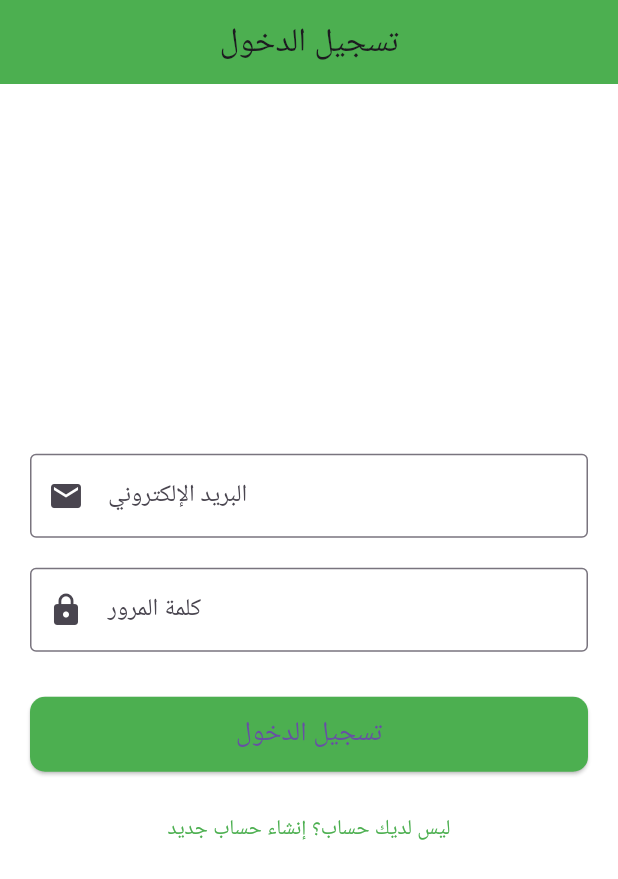
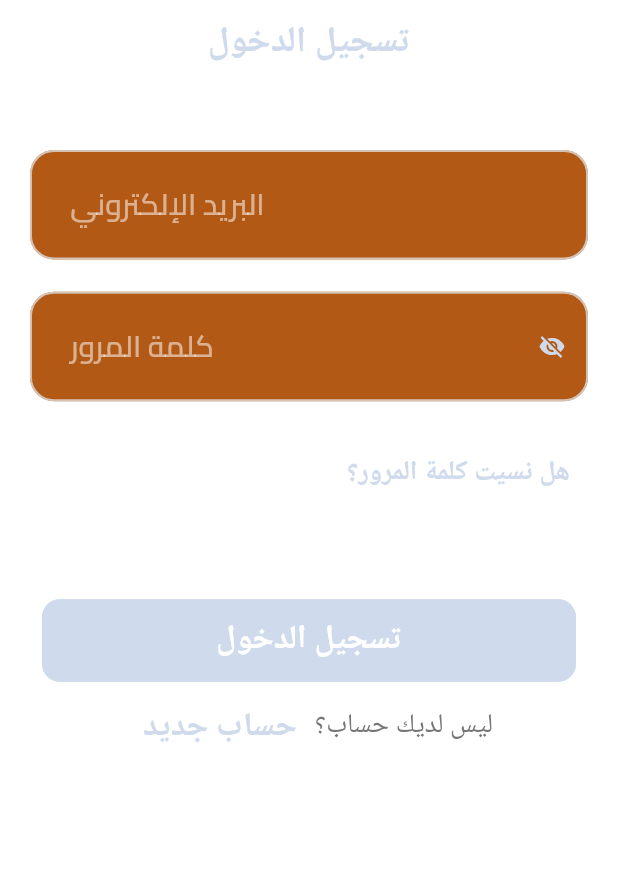
Before and after one commit to AbdElhamidShahin/Hotel-Guide, a Flutter app: the screen it shows after launch, after a tap on "ابدأ الآن", on a phone screen of 412 x 824 dp. Shown: the top 879 px of the screen. Run offline on Flutter 3.47's test engine with Material 3 defaults, Android fonts, the light colour scheme and no system bars; our stand-ins replace awesome_snackbar_content, bloc, firebase_auth, firebase_core, flutter_bloc, flutter_screenutil and 2 more; accounts and stored records are empty.

Commit message:
-added  loginRepos & LoginRepoImpl -added loginCubit & LoginState -added Login Screen -add widget EmailAndPassword -added regex

```diff
--- a/lib/core/di/injection.dart
+++ b/lib/core/di/injection.dart
@@ -1,6 +1,7 @@
 import 'package:firebase_auth/firebase_auth.dart';
 import 'package:get_it/get_it.dart';
-
+import 'package:hotel_guide/features/login/data/repo/login_repostry.dart';
+import '../../features/login/data/repo/login_repoImpl.dart';
 import '../../features/login/logic/cubit/login_cubit.dart';
 
 final getIt = GetIt.instance;
@@ -8,13 +9,9 @@ final getIt = GetIt.instance;
 Future<void> setupGetIt() async {
   getIt.registerLazySingleton<FirebaseAuth>(() => FirebaseAuth.instance);
 
-  ///login
-  getIt.registerFactory<LoginCubit>(() => LoginCubit(getIt<FirebaseAuth>()));
+  getIt.registerLazySingleton<LoginRepostry>(
+    () => AuthRepositoryImpl(getIt<FirebaseAuth>()),
+  );
 
-  ///SignUp
-  // getIt.registerFactory<SignUpCubit>(() => SignUpCubit(getIt<FirebaseAuth>()));
-
-
-
-
+  getIt.registerFactory<LoginCubit>(() => LoginCubit(getIt<LoginRepostry>()));
 }
--- /dev/null
+++ b/lib/core/helpers/widget/custom_button.dart
@@ -0,0 +1,46 @@
+
+import 'package:flutter/material.dart';
+
+class CustomButton extends StatelessWidget {
+  const CustomButton({
+    super.key,
+    this.text,
+    this.onTap,
+    required this.color,
+    required this.color2,
+  });
+
+  final String? text;
+  final VoidCallback? onTap;
+  final Color color;
+  final Color color2;
+
+  @override
+  Widget build(BuildContext context) {
+    return Padding(
+      padding: const EdgeInsets.symmetric(horizontal: 8),
+      child: ElevatedButton(
+        style: ElevatedButton.styleFrom(
+          backgroundColor: color,
+          foregroundColor: Colors.white,
+          elevation: 0,
+          shape: RoundedRectangleBorder(
+            borderRadius: BorderRadius.circular(12.0),
+            side: BorderSide(color: color2),
+          ),
+          minimumSize: const Size(double.infinity, 55),
+          padding: EdgeInsets.zero,
+        ),
+        onPressed: onTap,
+        child: Text(
+          text ?? '',
+          style: const TextStyle(
+              color: Colors.white,
+              fontSize: 22,
+              fontWeight: FontWeight.bold
+          ),
+        ),
+      ),
+    );
+  }
+}
--- /dev/null
+++ b/lib/core/helpers/widget/custom_text_feild.dart
@@ -0,0 +1,81 @@
+import 'package:flutter/material.dart';
+import 'package:flutter_screenutil/flutter_screenutil.dart';
+
+import '../../theme/app_theme.dart';
+import '../../theme/colors.dart';
+
+class AppTextFormFeild extends StatelessWidget {
+  final EdgeInsetsGeometry? contentPadding;
+  final InputBorder? focusedBorder;
+  final InputBorder? enabledBorder;
+  final TextStyle? hintStyle;
+  final TextStyle? inputTextStyle;
+  final String hintText;
+  final bool? isObscureText;
+  final Widget? suffixIcon;
+  final Color? backGroundColor;
+  final TextEditingController? controller;
+  final Function(String?) validator;
+  const AppTextFormFeild({
+    super.key,
+    this.contentPadding,
+    this.focusedBorder,
+    this.enabledBorder,
+    this.hintStyle,
+    required this.hintText,
+    this.isObscureText,
+    this.suffixIcon,
+    this.backGroundColor,
+    this.inputTextStyle,
+    this.controller,
+    required this.validator,
+  });
+
+  @override
+  Widget build(BuildContext context) {
+    return TextFormField(
+      controller: controller,
+      decoration: InputDecoration(
+        isDense: true, //defult pading
+        contentPadding:
+        contentPadding ??
+            EdgeInsets.symmetric(vertical: 18.h, horizontal: 20.w),
+        enabledBorder:
+        enabledBorder ??
+            OutlineInputBorder(
+              borderSide: BorderSide(color: AppColors.gray, width: 1.3),
+              borderRadius: BorderRadius.circular(16),
+            ),
+        focusedBorder:
+        focusedBorder ??
+            OutlineInputBorder(
+              borderSide: BorderSide(color: AppColors.blueSoft, width: 1.3),
+
+              borderRadius: BorderRadius.circular(16),
+            ),
+        errorBorder: OutlineInputBorder(
+          borderSide: const BorderSide(color: Colors.red, width: 1.3),
+          borderRadius: BorderRadius.circular(16),
+        ),
+        focusedErrorBorder: OutlineInputBorder(
+          borderSide: const BorderSide(color: Colors.red, width: 1.3),
+          borderRadius: BorderRadius.circular(16),
+        ),
+        hintStyle:
+        hintStyle ?? textStyle20RegularWhite,
+        hintText: "${hintText}",
+        suffixIcon: suffixIcon,
+        suffixIconColor: AppColors.blueSoft,
+
+        fillColor: backGroundColor ?? AppColors.orangeDark,
+        filled: true,
+      ),
+      obscureText: isObscureText ?? false, //تظهر الكلام كنجوم
+
+      style: textStyle20RegularWhite.copyWith(color: AppColors.gray),
+      validator: (value) {
+        return validator(value);
+      },
+    );
+  }
+}
--- a/lib/core/router/app_router.dart
+++ b/lib/core/router/app_router.dart
@@ -23,7 +23,7 @@ abstract class AppRouter {
         builder: (BuildContext context, GoRouterState state) {
           return BlocProvider(
             create: (BuildContext context) => getIt<LoginCubit>(),
-            child: const LoginScreen(),
+            child:  LoginScreen(),
           );
         },
       ),
--- /dev/null
+++ b/lib/features/login/data/repo/login_repostry.dart
@@ -0,0 +1,5 @@
+import 'package:firebase_auth/firebase_auth.dart';
+
+abstract class LoginRepostry {
+  Future<UserCredential> login(String email, String password);
+}
--- a/lib/features/login/logic/cubit/login_state.dart
+++ b/lib/features/login/logic/cubit/login_state.dart
@@ -1,3 +1,5 @@
+import 'package:firebase_auth/firebase_auth.dart';
+
 abstract class LoginState {}
 
 class LoginInitial extends LoginState {}
@@ -6,10 +8,17 @@ class LoginLoading extends LoginState {}
 
 class LoginSuccess extends LoginState {
   final String message;
+
   LoginSuccess(this.message);
 }
 
 class LoginError extends LoginState {
-  final String message;
-  LoginError(this.message);
+  final String errorMessage;
+
+  LoginError(this.errorMessage);
 }
+
+class LoginEmailNotVerified extends LoginState {
+  final User user;
+  LoginEmailNotVerified(this.user);
+}
--- a/lib/features/login/ui/login_screen.dart
+++ b/lib/features/login/ui/login_screen.dart
@@ -1,6 +1,11 @@
+import 'package:awesome_snackbar_content/awesome_snackbar_content.dart';
 import 'package:flutter/material.dart';
 import 'package:flutter_bloc/flutter_bloc.dart';
 import 'package:go_router/go_router.dart';
+import 'package:hotel_guide/core/theme/colors.dart';
+import 'package:hotel_guide/features/login/ui/widget/EmailAndPassword.dart';
+import '../../../core/helpers/contact/custom_show_snackbar.dart';
+import '../../../core/helpers/widget/custom_button.dart';
 import '../../../core/router/routers.dart';
 import '../logic/cubit/login_cubit.dart';
 import '../logic/cubit/login_state.dart';
@@ -10,104 +15,129 @@ class LoginScreen extends StatelessWidget {
 
   @override
   Widget build(BuildContext context) {
-    final cubit = context.read<LoginCubit>();
-
-    return Scaffold(
+    return Form(
+      key: context.read<LoginCubit>().formKey,
+      child: Scaffold(
+        backgroundColor: Colors.white,
         appBar: AppBar(
-        title: const Text('تسجيل الدخول'),
+          backgroundColor: Colors.white,
           centerTitle: true,
-        backgroundColor: Colors.green,
-      ),
-      body: SafeArea(
-        child: Form(
-          key: cubit.formKey,
-          child: Padding(
-            padding: const EdgeInsets.all(20),
-            child: BlocConsumer<LoginCubit, LoginState>(
-              listener: (context, state) {
-                if (state is LoginSuccess) {
-                  ScaffoldMessenger.of(context)
-                      .showSnackBar(SnackBar(content: Text(state.message)));
-                } else if (state is LoginError) {
-                  ScaffoldMessenger.of(context)
-                      .showSnackBar(SnackBar(content: Text(state.message)));
-                } else if (state is LoginLoading) {
-                  showDialog(
-                    context: context,
-                    barrierDismissible: false,
-                    builder: (_) => const Center(child: CircularProgressIndicator()),
-                  );
-                }
-              },              builder: (context, state) {
-                final cubit = context.read<LoginCubit>();
-                return Column(
-                  mainAxisAlignment: MainAxisAlignment.center,
-                  children: [
-                    TextFormField(
-                      controller: cubit.emailController,
-                      decoration: const InputDecoration(
-                        labelText: 'البريد الإلكتروني',
-                        border: OutlineInputBorder(),
-                        prefixIcon: Icon(Icons.email),
-                      ),
-                      validator: (value) {
-                        if (value == null || value.isEmpty) {
-                          return 'من فضلك أدخل البريد الإلكتروني';
-                        }
-                        return null;
-                      },
-                    ),
-                    const SizedBox(height: 20),
-                    TextFormField(
-                      controller: cubit.passwordController,
-                      obscureText: true,
-                      decoration: const InputDecoration(
-                        labelText: 'كلمة المرور',
-                        border: OutlineInputBorder(),
-                        prefixIcon: Icon(Icons.lock),
-                      ),
-                      validator: (value) {
-                        if (value == null || value.isEmpty) {
-                          return 'من فضلك أدخل كلمة المرور';
-                        }
-                        return null;
-                      },
-                    ),
-                    const SizedBox(height: 30),
-                    SizedBox(
-                      width: double.infinity,
-                      height: 50,
-                      child: ElevatedButton(
-                        style: ElevatedButton.styleFrom(
-                          backgroundColor: Colors.green,
-                          shape: RoundedRectangleBorder(
-                            borderRadius: BorderRadius.circular(10),
-                          ),
-                        ),
-                        onPressed: () {
-                          context.go(routes.onBoardingScreen);
-                        },                        child: const Text(
+          title: Text(
             'تسجيل الدخول',
-                          style: TextStyle(fontSize: 18),
+            style: TextStyle(
+              fontWeight: FontWeight.bold,
+              color: AppColors.blueSoft,
+              fontSize: 24,
             ),
           ),
         ),
-                    const SizedBox(height: 15),
-                    TextButton(
-                      onPressed: () {
+        body: BlocListener<LoginCubit, LoginState>(
+          listener: (context, state) {
+            if (state is LoginSuccess) {
+              showCustomSnackbar(
+                context,
+                ContentType.success,
+                'نجاح باهر! ✅',
+                state.message,
+              );
               context.go(routes.onBoardingScreen);
+            } else if (state is LoginError) {
+              showCustomSnackbar(
+                context,
+                ContentType.failure,
+                'خطأ في الدخول 🚨',
+                state.errorMessage,
+              );
+            } else if (state is LoginEmailNotVerified) {
+              showCustomSnackbar(
+                context,
+                ContentType.warning,
+                'تفعيل مطلوب 📧',
+                "من فضلك تحقق من بريدك الإلكتروني لإتمام عملية التفعيل.",
+              );
+            }
           },
-                      child: const Text(
-                        'ليس لديك حساب؟ إنشاء حساب جديد',
-                        style: TextStyle(color: Colors.green),
+          child: BlocBuilder<LoginCubit, LoginState>(
+            builder: (context, state) {
+              final isLoading = state is LoginLoading;
+
+              return Align(
+                alignment: Alignment.topCenter,
+                child: SingleChildScrollView(
+                  child: Padding(
+                    padding: const EdgeInsets.symmetric(
+                      vertical: 24,
+                      horizontal: 20,
+                    ),
+                    child: Column(
+                      mainAxisAlignment: MainAxisAlignment.end,
+                      crossAxisAlignment: CrossAxisAlignment.center,
+                      children: [
+                        const SizedBox(height: 20),
+                        const EmailAndPassword(),
+                        Align(
+                          alignment: Alignment.centerRight,
+                          child: TextButton(
+                            onPressed: () {},
+                            child: Text(
+                              'هل نسيت كلمة المرور؟',
+                              style: TextStyle(
+                                fontWeight: FontWeight.bold,
+                                color: AppColors.blueSoft,
+                                fontSize: 18,
                               ),
                             ),
+                          ),
+                        ),
+                        const SizedBox(height: 60),
+                        SizedBox(
+                          width: double.infinity,
+                          height: 55,
+                          child: CustomButton(
+                            color: AppColors.blueSoft,
+                            color2: AppColors.blueSoft,
+                            text: isLoading
+                                ? 'جاري التحميل...'
+                                : 'تسجيل الدخول',
+                            onTap: isLoading
+                                ? null
+                                : () {
+                                    context.read<LoginCubit>().loginUser();
+                                  },
+                          ),
+                        ),
+                        const SizedBox(height: 6),
+                        Row(
+                          mainAxisAlignment: MainAxisAlignment.center,
+                          children: [
+                            TextButton(
+                              onPressed: () {},
+                              child: Text(
+                                'حساب جديد',
+                                style: TextStyle(
+                                  color: AppColors.blueSoft,
+                                  fontSize: 22,
+                                  fontWeight: FontWeight.bold,
+                                ),
+                              ),
+                            ),
+                            Text(
+                              'ليس لديك حساب؟',
+                              style: TextStyle(
+                                color: Colors.grey.shade600,
+                                fontSize: 18,
+                              ),
+                              textDirection: TextDirection.rtl,
+                            ),
                           ],
+                        ),
+                        const SizedBox(height: 30),
+                      ],
+                    ),
+                  ),
+                ),
               );
             },
-
-            )
-
           ),
         ),
       ),
--- /dev/null
+++ b/lib/features/login/ui/widget/EmailAndPassword.dart
@@ -0,0 +1,64 @@
+import 'package:flutter/material.dart';
+import 'package:flutter_bloc/flutter_bloc.dart';
+import 'package:flutter_screenutil/flutter_screenutil.dart';
+
+import '../../../../core/helpers/app_regex.dart';
+import '../../../../core/helpers/widget/custom_text_feild.dart';
+import '../../logic/cubit/login_cubit.dart';
+
+class EmailAndPassword extends StatefulWidget {
+  const EmailAndPassword({super.key});
+
+  @override
+  State<EmailAndPassword> createState() => _EmailAndPasswordState();
+}
+class _EmailAndPasswordState extends State<EmailAndPassword> {
+  bool isObscureText = true;
+
+  @override
+  Widget build(BuildContext context) {
+    return Column(
+      children: [
+        AppTextFormFeild(
+          hintText: "البريد الإلكتروني",
+          validator: (value) {
+            if (value == null || value.isEmpty) {
+              return "من فضلك أدخل بريدك الإلكتروني";
+            } else if (!AppRegex.isEmailValid(value)) {
+              return "البريد الإلكتروني المدخل غير صحيح. تأكد من الصيغة.";
+            }
+            return null;
+          },
+          controller: context.read<LoginCubit>().emailController,
+        ),
+        SizedBox(height: 18.h),
+        AppTextFormFeild(
+          validator: (value) {
+            if (value == null || value.isEmpty) {
+              return "لا يمكن ترك كلمة المرور فارغة.";
+            } else if (!AppRegex.hasMinLength(value)) {
+              return "كلمة المرور يجب ألا تقل عن 8 أحرف.";
+            } else if (!AppRegex.isPasswordValid(value)) {
+              return "يجب أن تحتوي كلمة المرور على أحرف كبيرة، صغيرة، أرقام، ورمز خاص.";
+            }
+            return null;
+          },
+          controller: context.read<LoginCubit>().passwordController,
+          hintText: "كلمة المرور",
+          isObscureText: isObscureText,
+          suffixIcon: GestureDetector(
+            onTap: () {
+              setState(() {
+                isObscureText = !isObscureText;
+              });
+            },
+            child: Icon(
+              isObscureText ? Icons.visibility_off : Icons.visibility,
+            ),
+          ),
+        ),
+        SizedBox(height: 24),
+      ],
+    );
+  }
+}
--- a/pubspec.yaml
+++ b/pubspec.yaml
@@ -43,6 +43,7 @@ dependencies:
   # The following adds the Cupertino Icons font to your application.
   # Use with the CupertinoIcons class for iOS style icons.
   cupertino_icons: ^1.0.8
+  awesome_snackbar_content: ^0.1.7
 
 dev_dependencies:
   flutter_test:
```
Also changed, not shown: lib/core/helpers/app_regex.dart (added, +37 -0 lines), lib/core/helpers/contact/custom_show_snackbar.dart (added, +43 -0 lines), lib/features/login/data/repo/login_repoImpl.dart (added, +21 -0 lines), lib/features/login/logic/cubit/login_cubit.dart (+33 -27 lines), pubspec.lock. Lines whose indentation alone changed are shown as unchanged.
